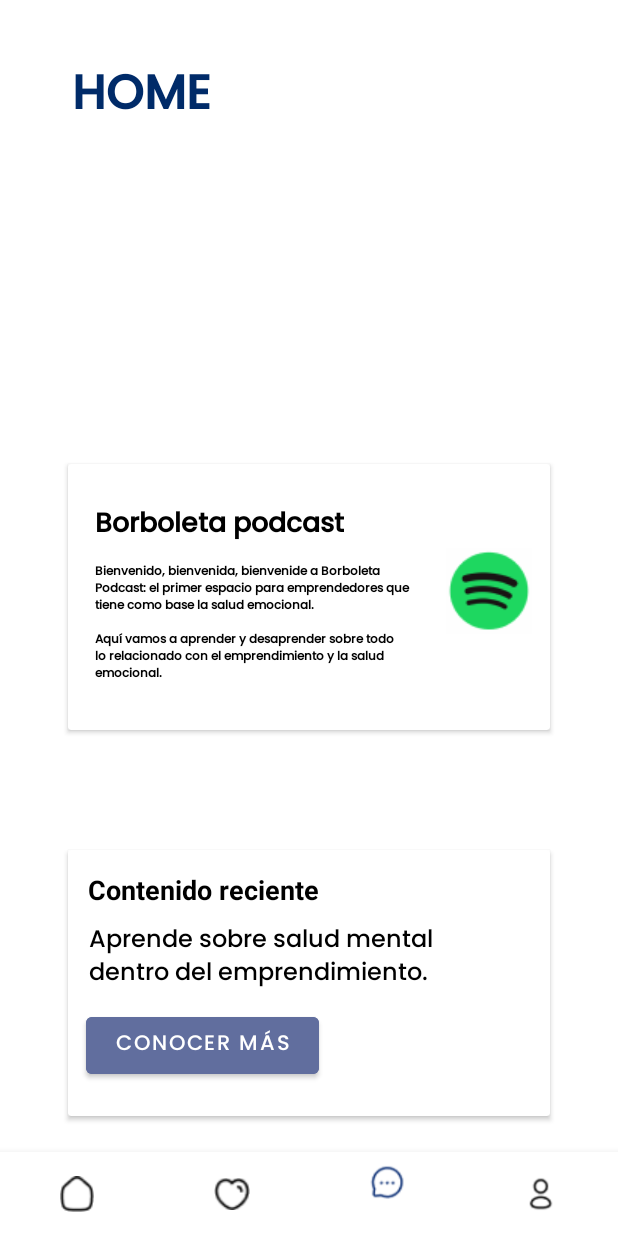
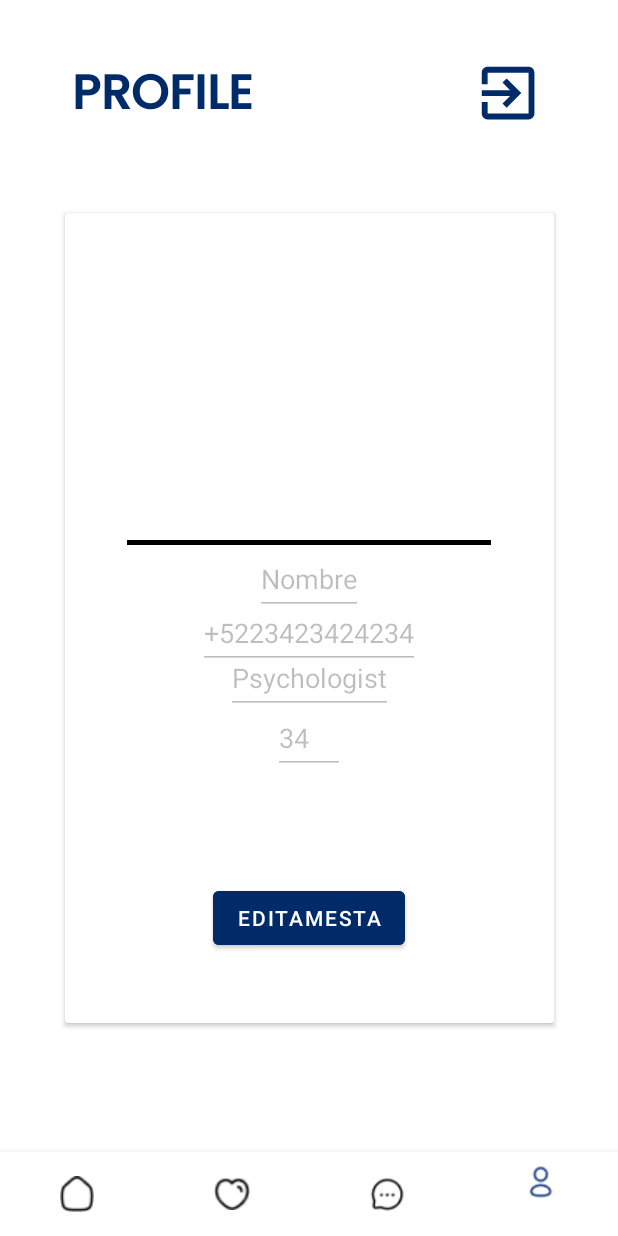
Before and after one commit to RobinSpoiler/AppBorboleta, an Android app: the screen it shows after launch once a user with an empty profile is signed in (Home before the commit, Profile after it), item 4 of the bottom bar chosen, on a phone screen of 412 x 824 dp. Run offline under Robolectric (Android 15) with nearby library versions, the light colour scheme and no system bars; our stand-ins replace Firebase (no records; nobody signed in at launch, a user with empty details on screens opened directly); 1 statement that could not run was skipped.

Commit message:
profile change fields almost done

```diff
--- a/Android/app/src/main/AndroidManifest.xml
+++ b/Android/app/src/main/AndroidManifest.xml
@@ -16,11 +16,17 @@
         android:theme="@style/Theme.Borboleta"
         android:usesCleartextTraffic="true"
         tools:targetApi="31">
+        <activity
+            android:name=".Profile"
+            android:exported="false">
 
+            <meta-data
+                android:name="android.app.lib_name"
+                android:value="" />
+        </activity>
         <activity
             android:name=".ActiveChats"
             android:exported="false">
-
             <meta-data
                 android:name="android.app.lib_name"
                 android:value="" />
--- a/Android/app/src/main/java/borboleta/application/ActiveChats.kt
+++ b/Android/app/src/main/java/borboleta/application/ActiveChats.kt
@@ -44,6 +44,11 @@ class ActiveChats : AppCompatActivity() {
                 R.id.message_icon -> {
                     // Respond to navigation item 2 click
                     startActivity(Intent(this, ActiveChats::class.java))
+                    true
+                }
+                R.id.profile_icon -> {
+                    // Respond to navigation item 2 click
+                    startActivity(Intent(this, Profile::class.java))
                     true
                 }
                 else -> false
--- a/Android/app/src/main/java/borboleta/application/Home.kt
+++ b/Android/app/src/main/java/borboleta/application/Home.kt
@@ -33,6 +33,11 @@ class Home : AppCompatActivity() {
                     startActivity(Intent(this, ActiveChats::class.java))
                     true
                 }
+                R.id.profile_icon -> {
+                    // Respond to navigation item 2 click
+                    startActivity(Intent(this, Profile::class.java))
+                    true
+                }
                 else -> false
             }
         }
--- /dev/null
+++ b/Android/app/src/main/java/borboleta/application/Profile.kt
@@ -0,0 +1,97 @@
+package borboleta.application
+
+import android.content.Intent
+import androidx.appcompat.app.AppCompatActivity
+import android.os.Bundle
+import android.widget.Button
+import android.widget.ImageButton
+import com.google.android.material.bottomnavigation.BottomNavigationView
+import com.google.android.material.textfield.TextInputEditText
+import com.google.firebase.auth.FirebaseAuth
+import com.google.firebase.auth.ktx.auth
+import com.google.firebase.firestore.FieldValue
+import com.google.firebase.firestore.SetOptions
+import com.google.firebase.firestore.ktx.firestore
+import com.google.firebase.ktx.Firebase
+
+class Profile : AppCompatActivity() {
+    private lateinit var auth: FirebaseAuth
+    override fun onCreate(savedInstanceState: Bundle?) {
+        super.onCreate(savedInstanceState)
+        setContentView(R.layout.activity_profile)
+        //DATABASE
+        var db = Firebase.firestore
+        var navbar = findViewById<BottomNavigationView>(R.id.bottomNavigationView_navbar)
+        navbar.menu.findItem(R.id.profile_icon).isChecked = true;
+        navbar.setOnItemSelectedListener { item ->
+            when (item.itemId) {
+                R.id.home_icon -> {
+                    // Respond to navigation item 1 click
+                    startActivity(Intent(this, Home::class.java))
+                    true
+                }
+                R.id.heart_icon -> {
+                    // Respond to navigation item 2 click
+                    startActivity(Intent(this, Psicologos::class.java))
+                    true
+                }
+                R.id.message_icon -> {
+                    // Respond to navigation item 2 click
+                    startActivity(Intent(this, ActiveChats::class.java))
+                    true
+                }
+                R.id.profile_icon -> {
+                    // Respond to navigation item 2 click
+                    startActivity(Intent(this, Profile::class.java))
+                    true
+                }
+                else -> false
+            }
+        }
+
+
+
+        //Funcionalidad
+        var botonexit = findViewById<ImageButton>(R.id.logout_button_profile)
+        botonexit.setOnClickListener(){
+            Firebase.auth.signOut()
+            startActivity(Intent(this, Login::class.java))
+        }
+
+
+        val user = auth.currentUser
+
+        var editFields = findViewById<Button>(R.id.edit_button_profile)
+        var nombre = findViewById<TextInputEditText>(R.id.profile_name)
+        var number = findViewById<TextInputEditText>(R.id.profile_number)
+        var account = findViewById<TextInputEditText>(R.id.profile_account_type)
+        var age = findViewById<TextInputEditText>(R.id.profile_age)
+        var flag = false
+        editFields.setOnClickListener(){
+            if(!flag){
+                editFields.text = "GUARDAR"
+                nombre.isEnabled = true
+                number.isEnabled = true
+                age.isEnabled = true
+                flag = true
+                //hacer cosas locas de update
+
+                var docRef = db.collection("users").document("${user?.email}").update(
+                    mapOf("name" to nombre.text.toString())
+                )
+
+// Update the timestamp field with the value from the server
+
+
+
+            }
+            else if(flag){
+                editFields.text = "edit bish"
+                nombre.isEnabled = false
+                number.isEnabled = false
+                age.isEnabled = false
+            }
+
+        }
+    }
+}
--- a/Android/app/src/main/java/borboleta/application/Psicologos.kt
+++ b/Android/app/src/main/java/borboleta/application/Psicologos.kt
@@ -34,6 +34,11 @@ class Psicologos : AppCompatActivity() {
                 R.id.message_icon -> {
                     // Respond to navigation item 2 click
                     startActivity(Intent(this, ActiveChats::class.java))
+                    true
+                }
+                R.id.profile_icon -> {
+                    // Respond to navigation item 2 click
+                    startActivity(Intent(this, Profile::class.java))
                     true
                 }
                 else -> false
--- /dev/null
+++ b/Android/app/src/main/res/drawable/exit_icon.xml
@@ -0,0 +1,5 @@
+<vector android:autoMirrored="true" android:height="78dp"
+    android:tint="#002B69" android:viewportHeight="40"
+    android:viewportWidth="40" android:width="78dp" xmlns:android="http://schemas.android.com/apk/res/android">
+    <path android:fillColor="@android:color/white" android:pathData="M10.09,15.59L11.5,17l5,-5 -5,-5 -1.41,1.41L12.67,11H3v2h9.67l-2.58,2.59zM19,3H5c-1.11,0 -2,0.9 -2,2v4h2V5h14v14H5v-4H3v4c0,1.1 0.89,2 2,2h14c1.1,0 2,-0.9 2,-2V5c0,-1.1 -0.9,-2 -2,-2z"/>
+</vector>
--- /dev/null
+++ b/Android/app/src/main/res/layout/activity_profile.xml
@@ -0,0 +1,135 @@
+<?xml version="1.0" encoding="utf-8"?>
+<androidx.constraintlayout.widget.ConstraintLayout xmlns:android="http://schemas.android.com/apk/res/android"
+    xmlns:app="http://schemas.android.com/apk/res-auto"
+    xmlns:tools="http://schemas.android.com/tools"
+    android:layout_width="match_parent"
+    android:layout_height="match_parent"
+    tools:context=".Profile">
+
+    <TextView
+        android:id="@+id/titulo_profile"
+        android:layout_width="267dp"
+        android:layout_height="42dp"
+        android:fontFamily="@font/poppins_medium"
+        android:text="@string/profile"
+        android:textAppearance="@style/TextAppearance.AppCompat.Body1"
+        android:textColor="#002B69"
+        android:textSize="32sp"
+        android:textStyle="bold"
+        app:layout_constraintBottom_toBottomOf="parent"
+        app:layout_constraintEnd_toEndOf="parent"
+        app:layout_constraintHorizontal_bias="0.333"
+        app:layout_constraintStart_toStartOf="parent"
+        app:layout_constraintTop_toTopOf="parent"
+        app:layout_constraintVertical_bias="0.049" />
+
+    <ImageButton
+        android:id="@+id/logout_button_profile"
+        android:layout_width="wrap_content"
+        android:layout_height="wrap_content"
+        android:background="#FEFEFE"
+        android:contentDescription="@string/logout"
+        app:layout_constraintBottom_toBottomOf="parent"
+        app:layout_constraintEnd_toEndOf="parent"
+        app:layout_constraintHorizontal_bias="0.945"
+        app:layout_constraintStart_toStartOf="parent"
+        app:layout_constraintTop_toTopOf="parent"
+        app:layout_constraintVertical_bias="0.052"
+        app:srcCompat="@drawable/exit_icon" />
+
+    <androidx.cardview.widget.CardView
+        android:id="@+id/cardView_profile_info"
+        android:layout_width="326dp"
+        android:layout_height="540dp"
+        app:layout_constraintBottom_toBottomOf="parent"
+        app:layout_constraintEnd_toEndOf="parent"
+        app:layout_constraintStart_toStartOf="parent"
+        app:layout_constraintTop_toTopOf="parent"
+        >
+
+        <com.google.android.material.divider.MaterialDivider
+            android:id="@+id/info_divider"
+            android:layout_width="244dp"
+            android:layout_height="3dp"
+            android:layout_gravity="center"
+            android:layout_marginBottom="50dp"
+            app:dividerInsetEnd="1dp"
+            app:dividerInsetStart="1dp"
+            app:dividerColor="@color/black"/> <!--TODO:define-->
+
+        <ImageView
+            android:id="@+id/profile_picture"
+            android:layout_width="150dp"
+            android:layout_height="150dp"
+            android:layout_gravity="center"
+            android:layout_marginBottom="150dp"
+            android:hint="@string/app_name"
+            android:scaleType="centerCrop"
+            />
+
+        <com.google.android.material.textfield.TextInputEditText
+            android:id="@+id/profile_name"
+            android:layout_width="wrap_content"
+            android:layout_height="wrap_content"
+            android:layout_gravity="center"
+            android:layout_marginBottom="26dp"
+            android:minHeight="48dp"
+            android:text="Nombre"
+            android:enabled="false"/>
+
+        <com.google.android.material.textfield.TextInputEditText
+            android:id="@+id/profile_number"
+            android:layout_width="wrap_content"
+            android:layout_height="wrap_content"
+            android:layout_gravity="center"
+            android:layout_marginTop="10dp"
+            android:minHeight="48dp"
+            android:text="+5223423424234"
+            android:enabled="false"/>
+
+        <com.google.android.material.textfield.TextInputEditText
+            android:id="@+id/profile_account_type"
+            android:layout_width="wrap_content"
+            android:layout_height="wrap_content"
+            android:layout_gravity="center"
+            android:layout_marginTop="40dp"
+            android:minHeight="48dp"
+            android:text="Psychologist"
+            android:enabled="false"/>
+
+        <com.google.android.material.textfield.TextInputEditText
+            android:id="@+id/profile_age"
+            android:layout_width="wrap_content"
+            android:layout_height="wrap_content"
+            android:layout_gravity="center"
+            android:layout_marginTop="80dp"
+            android:minWidth="48dp"
+            android:minHeight="48dp"
+            android:text="34"
+            android:enabled="false"/>
+
+        <Button
+            android:id="@+id/edit_button_profile"
+            android:layout_width="wrap_content"
+            android:layout_height="wrap_content"
+            android:layout_marginBottom="100dp"
+            android:backgroundTint="@color/borboleta"
+            android:contentDescription="edit_profile"
+            android:text="Editamesta"
+            android:layout_gravity="center"
+            android:layout_marginTop="300dp"
+            />
+    </androidx.cardview.widget.CardView>
+
+    <com.google.android.material.bottomnavigation.BottomNavigationView
+        android:id="@+id/bottomNavigationView_navbar"
+        android:layout_width="0dp"
+        android:layout_height="wrap_content"
+        app:layout_constraintBottom_toBottomOf="parent"
+        app:itemIconTint="@drawable/bottom_nav_colors"
+        app:layout_constraintEnd_toEndOf="parent"
+        app:layout_constraintHorizontal_bias="0.0"
+        app:layout_constraintStart_toStartOf="parent"
+        app:menu="@menu/bottom_nav">
+    </com.google.android.material.bottomnavigation.BottomNavigationView>
+</androidx.constraintlayout.widget.ConstraintLayout>
--- a/Android/app/src/main/res/values/colors.xml
+++ b/Android/app/src/main/res/values/colors.xml
@@ -7,4 +7,5 @@
     <color name="teal_700">#FF018786</color>
     <color name="black">#FF000000</color>
     <color name="white">#FFFFFFFF</color>
+    <color name="borboleta">#002B69</color>
 </resources>
--- a/Android/app/src/main/res/values/strings.xml
+++ b/Android/app/src/main/res/values/strings.xml
@@ -102,5 +102,7 @@ Mi ipsum faucibus vitae aliquet nec ullamcorper. Erat imperdiet sed euismod nisi
     <string name="profileicon"></string>
     <string name="homeicon"></string>
     <string name="chats">Chats</string>
+    <string name="profile">PROFILE</string>
+    <string name="logout">logoutbutton</string>
 
 </resources>
```
